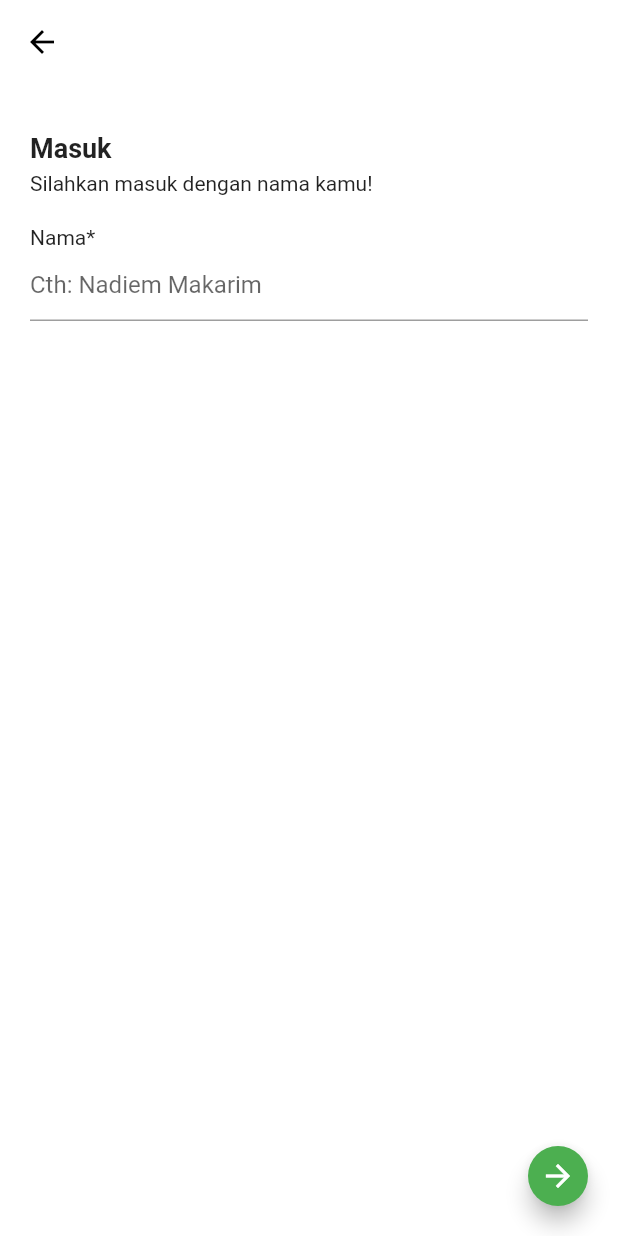
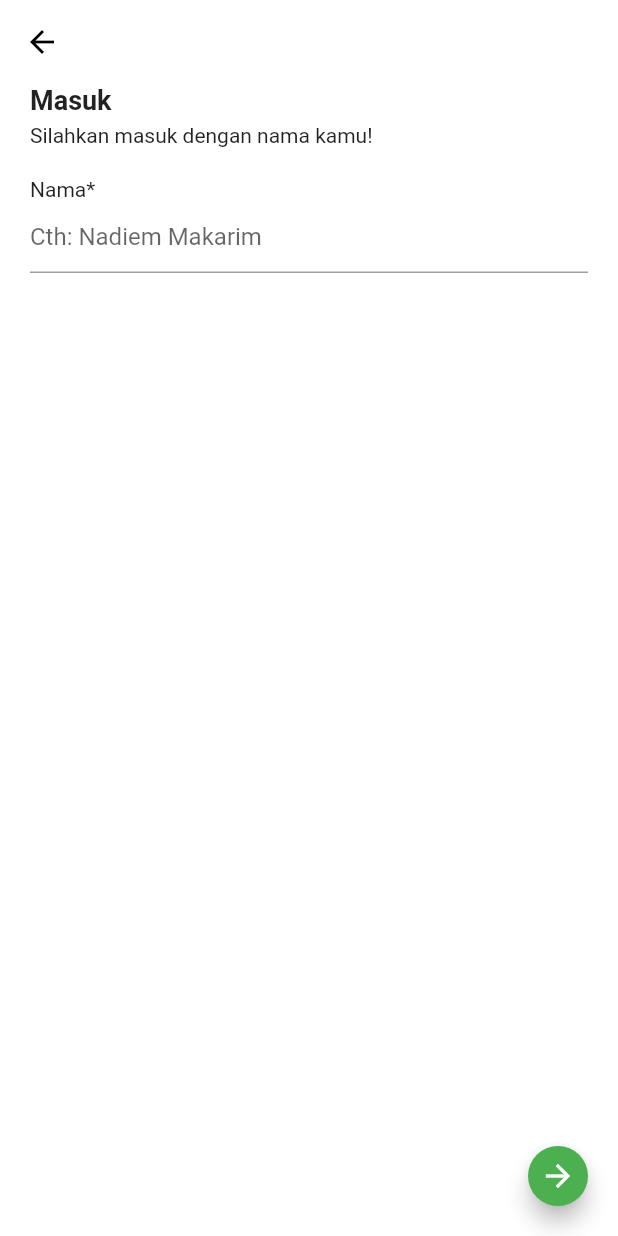
Before and after one commit to chrisvinsen/Flutter_GojekClone, a Flutter app: the screen it shows after launch, after a tap on "Masuk", on a phone screen of 412 x 824 dp. Run offline on Flutter 3.47's test engine with Material 2 defaults, Android fonts, the phone set to English and light mode, and no system bars; our stand-ins replace carousel_slider; missing offline and left inert: flutter_custom_tab_bar.

```diff
--- a/lib/login_screen.dart
+++ b/lib/login_screen.dart
@@ -20,7 +20,7 @@ class LoginScreen extends StatelessWidget {
           backgroundColor: Colors.white,
         ),
         body: Container(
-          padding: const EdgeInsets.only(top: 32.0, bottom: 20.0, left: 20.0, right: 20.0),
+          padding: const EdgeInsets.fromLTRB(20, 0, 20, 10),
           color: Colors.white,
           child: Form(
             key: _formKey,
--- a/lib/main.dart
+++ b/lib/main.dart
@@ -5,6 +5,9 @@ import 'package:flutter/services.dart';
 import 'package:gojek_clone/welcome_screen.dart';
 
 void main() {
+  WidgetsFlutterBinding.ensureInitialized();
+  SystemChrome.setPreferredOrientations(
+      [DeviceOrientation.portraitUp]);
   runApp(
     MaterialApp(
       home: MyApp(),
--- a/lib/model/chat.dart
+++ b/lib/model/chat.dart
@@ -9,7 +9,7 @@ class Chat {
     required this.datetime,
   });
 
-  String get date_string {
+  String get dateString {
     return DateFormat('dd/MM/yy').format(datetime);
   }
 }
--- a/lib/model/order.dart
+++ b/lib/model/order.dart
@@ -11,7 +11,7 @@ class Order {
     required this.datetime,
   });
 
-  String get datetime_string {
+  String get datetimeString {
     return DateFormat('yyyy-MM-dd – kk:mm').format(datetime);
   }
 }
--- a/lib/order_screen.dart
+++ b/lib/order_screen.dart
@@ -4,7 +4,6 @@ import 'package:flutter_custom_tab_bar/delegate/color_transform_delegte.dart';
 import 'package:flutter_custom_tab_bar/indicator/linear_indicator.dart';
 import 'package:flutter_custom_tab_bar/tab_bar_item.dart';
 import 'package:flutter_custom_tab_bar/tab_bar_item_info.dart';
-import 'package:gojek_clone/login_screen.dart';
 import 'package:gojek_clone/shared/style.dart';
 
 import 'model/order.dart';
@@ -122,7 +121,7 @@ class ListOrderScreen extends StatelessWidget {
                                 ),
                                 Padding(
                                   padding: const EdgeInsets.only(top: 8.0),
-                                  child: Text(order.datetime_string, style: textParagraf5),
+                                  child: Text(order.datetimeString, style: textParagraf5),
                                 ),
                               ],
                             )
--- a/lib/promo_screen.dart
+++ b/lib/promo_screen.dart
@@ -1,4 +1,3 @@
-import 'package:carousel_slider/carousel_slider.dart';
 import 'package:flutter/cupertino.dart';
 import 'package:flutter/material.dart';
 import 'package:gojek_clone/shared/style.dart';
--- a/lib/register_screen.dart
+++ b/lib/register_screen.dart
@@ -17,7 +17,7 @@ class RegisterScreen extends StatelessWidget {
           backgroundColor: Colors.white,
         ),
         body: Container(
-          padding: const EdgeInsets.only(top: 32.0, bottom: 20.0, left: 20.0, right: 20.0),
+          padding: const EdgeInsets.fromLTRB(20, 0, 20, 10),
           color: Colors.white,
           child: Column(
             crossAxisAlignment: CrossAxisAlignment.start,
--- a/lib/welcome_screen.dart
+++ b/lib/welcome_screen.dart
@@ -25,7 +25,7 @@ class WelcomeScreen extends StatelessWidget {
           child: Column(
             children: <Widget>[
               Expanded(
-                flex: 3,
+                flex: 2,
                 child: CarouselSlider(
                   options: CarouselOptions(
                     height: double.infinity,
@@ -42,14 +42,17 @@ class WelcomeScreen extends StatelessWidget {
                             children: <Widget>[
                               Image.asset(
                                 i.imageAsset,
-                                height: 200,
+                                height: 150,
                               ),
                               SizedBox(
-                                height: 25
+                                height: 15
                               ),
-                              Text(
-                                i.title,
-                                style: textHeading1,
+                              Align(
+                                alignment: Alignment.centerLeft,
+                                child: Text(
+                                  i.title,
+                                  style: textHeading2,
+                                ),
                               ),
                               SizedBox(
                                 height: 10
@@ -104,10 +107,11 @@ class WelcomeScreen extends StatelessWidget {
                       ),
                     ),
                     SizedBox(
-                      height: 20,
+                      height: 5,
                     ),
                     Text(
-                        'Dengan masuk atau mendaftar, kamu menyetujui Ketentuan Layanan dan Kebijakan Privasi.'
+                      'Dengan masuk atau mendaftar, kamu menyetujui Ketentuan Layanan dan Kebijakan Privasi.',
+                      style: textParagraf5,
                     )
                   ],
                 ),
```
Also changed, not shown: lib/chat_screen.dart (+17 -6 lines).
